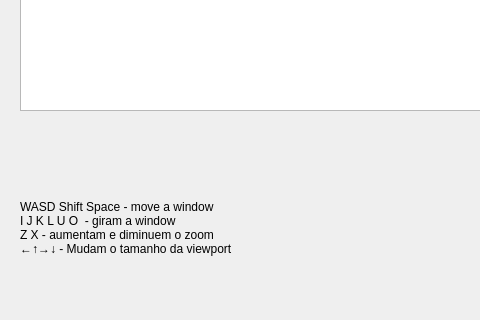
Above: mainwindow.ui from Thales3006/Wireframe_3Dmodel_Visualizer before the change; both pictures show x 0 to 480 and y 280 to 600 of the 800 by 600 pixel window. Below: the same form after it.
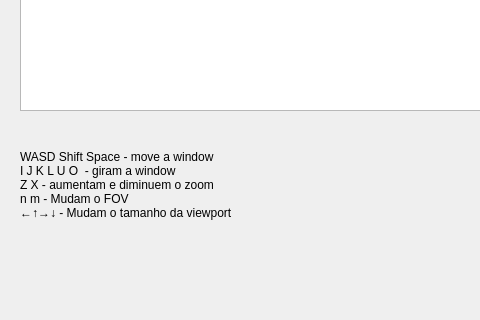
That is the form after the change.

```diff
--- a/mainwindow.ui
+++ b/mainwindow.ui
@@ -393,15 +393,16 @@
     <property name="geometry">
      <rect>
       <x>20</x>
-      <y>480</y>
+      <y>430</y>
       <width>241</width>
-      <height>71</height>
+      <height>91</height>
      </rect>
     </property>
     <property name="text">
      <string>WASD Shift Space - move a window
 I J K L U O  - giram a window
 Z X - aumentam e diminuem o zoom
+n m - Mudam o FOV
 ←↑→↓ - Mudam o tamanho da viewport </string>
     </property>
     <property name="alignment">
```
